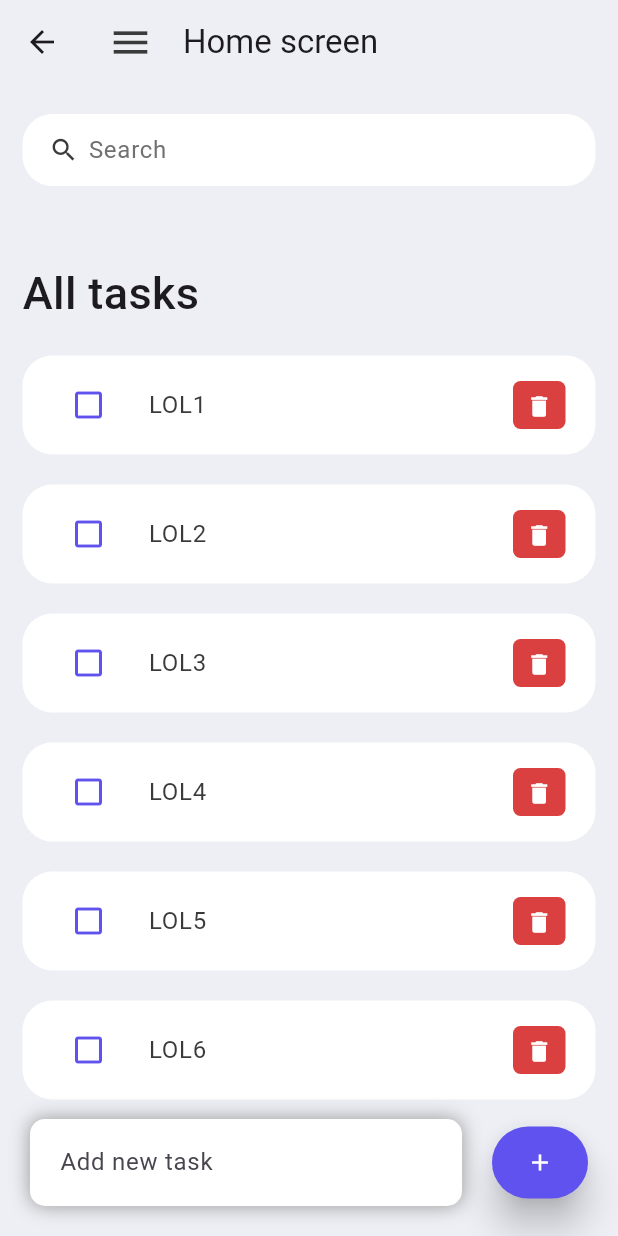
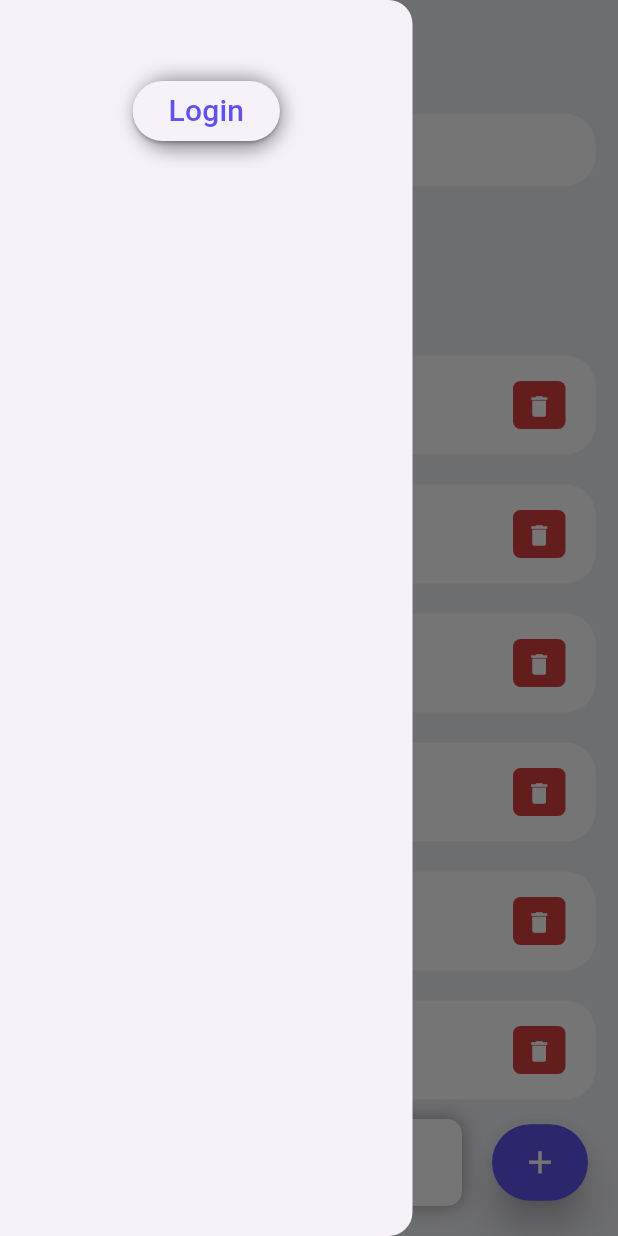
Before and after one commit to DanielDaCool/FlutterLearning, a Flutter app: the Home screen opened directly, with the side drawer open (before the commit the screen has no drawer), on a phone screen of 412 x 824 dp. Run offline on Flutter 3.47's test engine with Material 3 defaults, Android fonts, the phone set to English and light mode, and no system bars.

Commit message:
need to add some cool shit to the app

```diff
--- a/app/lib/main.dart
+++ b/app/lib/main.dart
@@ -5,6 +5,8 @@ import 'package:app/screens/login.dart';
 void main() {
   runApp(const MyApp());
 }
+
+bool isLogin = false;
 
 String name = "";
 
@@ -16,7 +18,7 @@ class MyApp extends StatelessWidget {
     name = "";
     return MaterialApp(
       debugShowCheckedModeBanner: false,
-      home: login(),
+      home: (isLogin) ? Login() : const Home(),
 
     );
   }
--- a/app/lib/screens/home.dart
+++ b/app/lib/screens/home.dart
@@ -1,6 +1,6 @@
-
 import 'package:app/constants/constants.dart';
 import 'package:app/model/todo.dart';
+import 'package:app/screens/login.dart';
 import 'package:flutter/material.dart';
 import 'package:app/widgets/todoItem.dart';
 
@@ -28,6 +28,34 @@ class _HomeState extends State<Home> {
     return Scaffold(
       backgroundColor: bgColor,
       appBar: buildAppBar(),
+      drawer: Drawer(
+        width: 275,
+        child: Container(
+          alignment: Alignment.topCenter,
+          child: Container(
+            margin: EdgeInsets.all(50),
+            decoration: BoxDecoration(
+              borderRadius: BorderRadius.circular(30),
+              boxShadow: [
+                BoxShadow(
+                    blurRadius: 10.0,
+                    offset: Offset(2, 2),
+                    color: Colors.black.withOpacity(0.4)),
+              ],
+            ),
+            child: ElevatedButton(
+              child: const Text("Login",
+                  style: TextStyle(
+                  fontSize: 20,
+                   color: tdBlue)),
+              onPressed: () {
+                Navigator.push(
+                    context, MaterialPageRoute(builder: (_) => Login()));
+              },
+            ),
+          ),
+        ),
+      ),
       body: Stack(
         children: [
           Container(
@@ -35,84 +63,11 @@ class _HomeState extends State<Home> {
             child: Column(
               children: [
                 searchBox(),
-                Expanded(
-                  child: ListView(
-                    children: [
-                      Container(
-                        margin: const EdgeInsets.only(top: 50, bottom: 20),
-                        child: const Text(
-                          "All tasks",
-                          style: TextStyle(
-                              fontSize: 30, fontWeight: FontWeight.w500),
-                        ),
-                      ),
-                      for (Todo todo in _foundTodos)
-                        toDoItem(
-                          todo: todo,
-                          onTodoChanged: _toDoChange,
-                          onDeleteItem: _deleteTodoItem,
-                        ),
-                    ],
-                  ),
-                ),
+                _buildTodoList(),
               ],
             ),
           ),
-          Align(
-            alignment: Alignment.bottomCenter,
-            child: Row(
-              children: [
-                Expanded(
-                  child: Container(
-                    margin: const EdgeInsets.only(
-                      bottom: 20,
-                      right: 20,
-                      left: 20,
-                    ),
-                    padding:
-                        const EdgeInsets.symmetric(horizontal: 20, vertical: 5),
-                    decoration: BoxDecoration(
-                      color: Colors.white,
-                      boxShadow: const [
-                        BoxShadow(
-                          color: Colors.grey,
-                          offset: Offset(0.0, 0.0),
-                          blurRadius: 10,
-                          spreadRadius: 0.5,
-                        ),
-                      ],
-                      borderRadius: BorderRadius.circular(10),
-                    ),
-                    child: TextField(
-                      onChanged: (value) => currentTodo = value,
-                      decoration: const InputDecoration(
-                        hintText: "Add new task",
-                        border: InputBorder.none,
-                      ),
-                    ),
-                  ),
-                ),
-                Container(
-                  margin: const EdgeInsets.only(bottom: 20, right: 20),
-                  child: ElevatedButton(
-                    onPressed: () {
-
-                      _addTodoItem(currentTodo);
-                    },
-                    style: ElevatedButton.styleFrom(
-                      backgroundColor: tdBlue,
-                      padding: const EdgeInsets.all(15),
-                      elevation: 10,
-                    ),
-                    child: const Icon(
-                      Icons.add,
-                      color: Colors.white,
-                    ),
-                  ),
-                )
-              ],
-            ),
-          )
+          _buildAddTodo()
         ],
       ),
     );
@@ -146,18 +101,83 @@ class _HomeState extends State<Home> {
   }
 
   AppBar buildAppBar() {
-    return AppBar(
-      backgroundColor: bgColor,
-      title: Row(
+    return AppBar(backgroundColor: bgColor, title: const Text("Home screen"));
+  }
+
+  Expanded _buildTodoList() {
+    return Expanded(
+      child: ListView(
         children: [
-          const Icon(
-            Icons.menu,
-            color: tdBlack,
-            size: 30,
+          Container(
+            margin: const EdgeInsets.only(top: 50, bottom: 20),
+            child: const Text(
+              "All tasks",
+              style: TextStyle(fontSize: 30, fontWeight: FontWeight.w500),
+            ),
+          ),
+          for (Todo todo in _foundTodos)
+            toDoItem(
+              todo: todo,
+              onTodoChanged: _toDoChange,
+              onDeleteItem: _deleteTodoItem,
+            ),
+        ],
+      ),
+    );
+  }
+
+  Align _buildAddTodo() {
+    return Align(
+      alignment: Alignment.bottomCenter,
+      child: Row(
+        children: [
+          Expanded(
+            child: Container(
+              margin: const EdgeInsets.only(
+                bottom: 20,
+                right: 20,
+                left: 20,
+              ),
+              padding: const EdgeInsets.symmetric(horizontal: 20, vertical: 5),
+              decoration: BoxDecoration(
+                color: Colors.white,
+                boxShadow: const [
+                  BoxShadow(
+                    color: Colors.grey,
+                    offset: Offset(0.0, 0.0),
+                    blurRadius: 10,
+                    spreadRadius: 0.5,
+                  ),
+                ],
+                borderRadius: BorderRadius.circular(10),
+              ),
+              child: TextField(
+                onChanged: (value) => currentTodo = value,
+                decoration: const InputDecoration(
+                  hintText: "Add new task",
+                  border: InputBorder.none,
+                ),
+              ),
+            ),
           ),
           Container(
-              margin: const EdgeInsets.only(left: 20),
-              child: const Text("Home screen"))
+            margin: const EdgeInsets.only(bottom: 20, right: 20),
+            child: ElevatedButton(
+              onPressed: () {
+                _addTodoItem(currentTodo);
+              },
+              style: ElevatedButton.styleFrom(
+                backgroundColor: tdBlue,
+                padding: const EdgeInsets.all(13),
+                elevation: 10,
+              ),
+              child: const Icon(
+                Icons.add,
+                color: Colors.white,
+                size: 25,
+              ),
+            ),
+          )
         ],
       ),
     );
@@ -182,19 +202,22 @@ class _HomeState extends State<Home> {
       });
     }
     _textEditingController.clear();
-
   }
 
-  void _filter(String enteredKeyword){
+  void _filter(String enteredKeyword) {
     List<Todo> results = [];
     // ignore: curly_braces_in_flow_control_structures
-    if(enteredKeyword.isEmpty) results = todosList;
+    if (enteredKeyword.isEmpty)
+      results = todosList;
     else {
-      results = todosList.where((item) => item.todoText.toLowerCase().contains(enteredKeyword.toLowerCase())).toList();
+      results = todosList
+          .where((item) => item.todoText
+              .toLowerCase()
+              .contains(enteredKeyword.toLowerCase()))
+          .toList();
     }
     setState(() {
       _foundTodos = results;
     });
   }
-
 }
--- a/app/pubspec.yaml
+++ b/app/pubspec.yaml
@@ -35,6 +35,7 @@ dependencies:
   # The following adds the Cupertino Icons font to your application.
   # Use with the CupertinoIcons class for iOS style icons.
   cupertino_icons: ^1.0.6
+  glassmorphism: ^3.0.0
 
 dev_dependencies:
   flutter_test:
```
Also changed, not shown: app/lib/screens/login.dart (+39 -7 lines), app/pubspec.lock.
